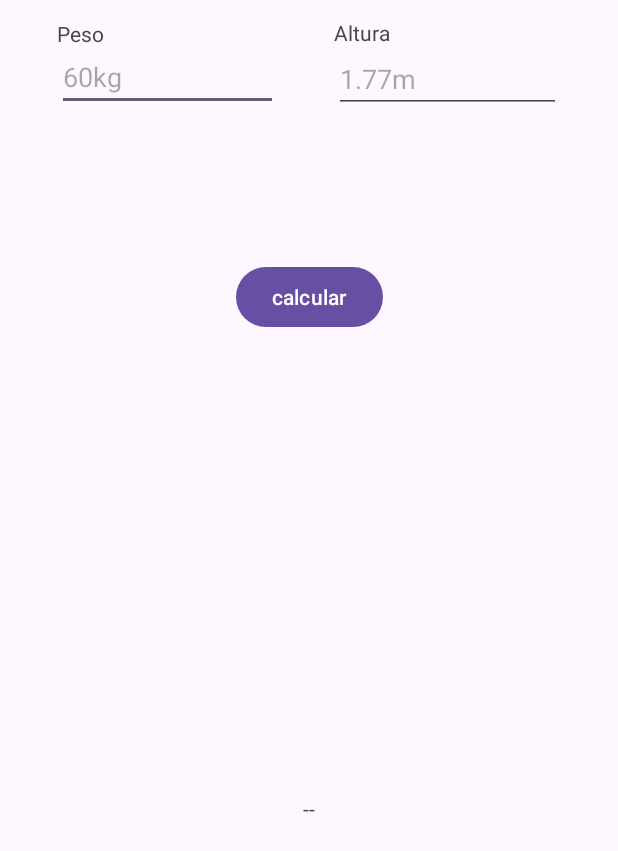
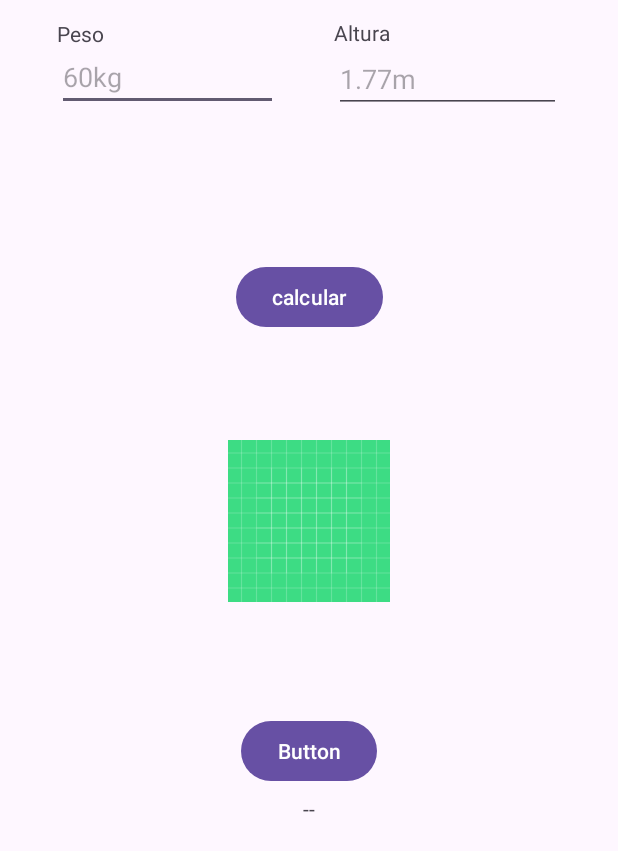
Before and after one commit to rbeninca/pdm, an Android app: the screen it shows after launch (MainActivity), on a phone screen of 412 x 824 dp. Shown: the top 851 px of the screen. Run offline under Robolectric (Android 15) with nearby library versions, the phone set to English and light mode, and no system bars.

Commit message:
slide show

```diff
--- a/app/src/main/java/com/ifsc/contaclicks/MainActivity.java
+++ b/app/src/main/java/com/ifsc/contaclicks/MainActivity.java
@@ -6,6 +6,7 @@ import android.util.Log;
 import android.view.View;
 import android.widget.Button;
 import android.widget.EditText;
+import android.widget.ImageView;
 import android.widget.TextView;
 
 
@@ -17,8 +18,14 @@ public class MainActivity extends AppCompatActivity {
     int i=0;
     EditText edpeso,edaltura;
     TextView tvresulado;
-    Button buttonCalcular;
-
+    Button buttonCalcular,buttonNextImage;
+    ImageView imageView;
+    Integer imagens[] =new Integer[] { R.drawable.cachorro,
+                                        R.drawable.gardem,
+                                       R.drawable.happy,
+                                       R.drawable.patinho
+    };
+    int posicao=0;
     @Override
     protected void onCreate(Bundle savedInstanceState) {
         super.onCreate(savedInstanceState);
@@ -28,6 +35,9 @@ public class MainActivity extends AppCompatActivity {
         edaltura=findViewById(R.id.edaltura);
         tvresulado=findViewById(R.id.tvresultadoimc);
         buttonCalcular=findViewById(R.id.button);
+        buttonNextImage=findViewById(R.id.button2);
+        imageView=findViewById(R.id.imageView);
+
         //define um tratamento para o click do botão
         buttonCalcular.setOnClickListener(v->{
             Intent intent = new Intent(getApplicationContext(), MainActivityB.class);
@@ -35,6 +45,17 @@ public class MainActivity extends AppCompatActivity {
             intent.putExtra("mensagem", msg);
             startActivity(intent);
         });
+        buttonNextImage.setOnClickListener(v -> {
+            imageView.setImageResource(imagens[posicao]);
+            if (posicao < imagens.length-1) {
+                posicao++;
+            }else{
+                posicao=0;
+            }
+
+        });
+
+
     }
 
 }
--- a/app/src/main/res/layout/activity_main.xml
+++ b/app/src/main/res/layout/activity_main.xml
@@ -69,4 +69,23 @@
         app:layout_constraintStart_toStartOf="parent"
         app:layout_constraintTop_toBottomOf="@+id/button" />
 
+    <ImageView
+        android:id="@+id/imageView"
+        android:layout_width="wrap_content"
+        android:layout_height="250dp"
+        app:layout_constraintEnd_toEndOf="parent"
+        app:layout_constraintStart_toStartOf="parent"
+        app:layout_constraintTop_toBottomOf="@+id/button"
+        app:srcCompat="@drawable/ic_launcher_background" />
+
+    <Button
+        android:id="@+id/button2"
+        android:layout_width="wrap_content"
+        android:layout_height="wrap_content"
+        android:text="Button"
+        app:layout_constraintBottom_toTopOf="@+id/tvresultadoimc"
+        app:layout_constraintEnd_toEndOf="parent"
+        app:layout_constraintStart_toStartOf="parent"
+        app:layout_constraintTop_toBottomOf="@+id/imageView" />
+
 </androidx.constraintlayout.widget.ConstraintLayout>
```
Also changed, not shown: app/src/main/res/drawable/cachorro.jpg (added), app/src/main/res/drawable/gardem.jpg (added), app/src/main/res/drawable/happy.jpg (added), app/src/main/res/drawable/patinho.jpg (added), app/src/main/res/drawable/porquinho.jpg (added).
